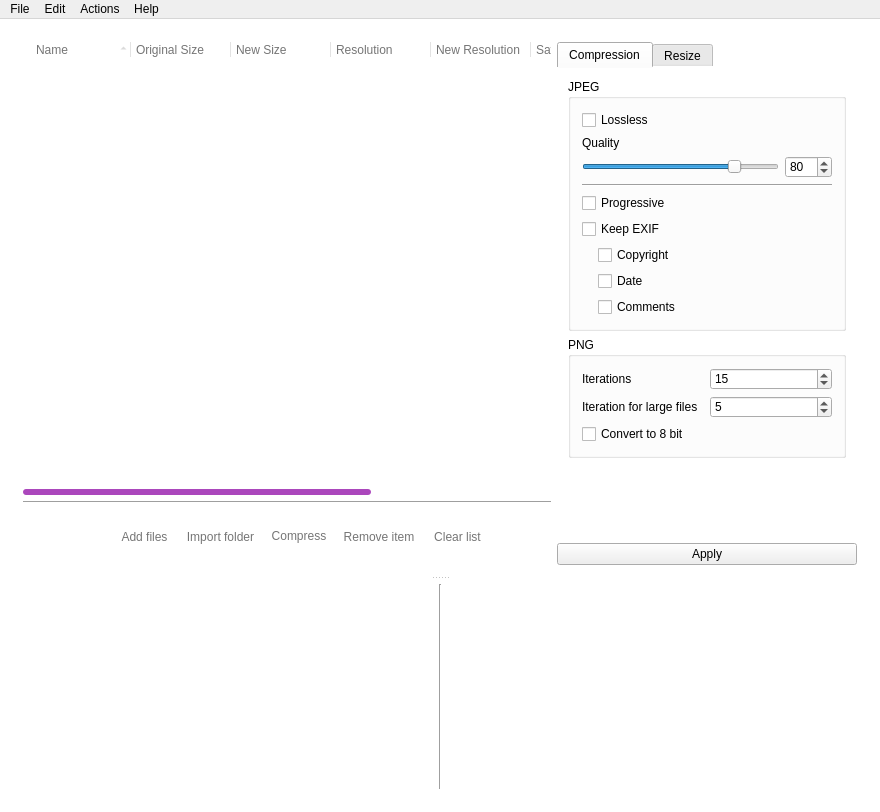
Old version of the form src/caesium.ui in the repository Lymphatus/caesium-image-compressor.
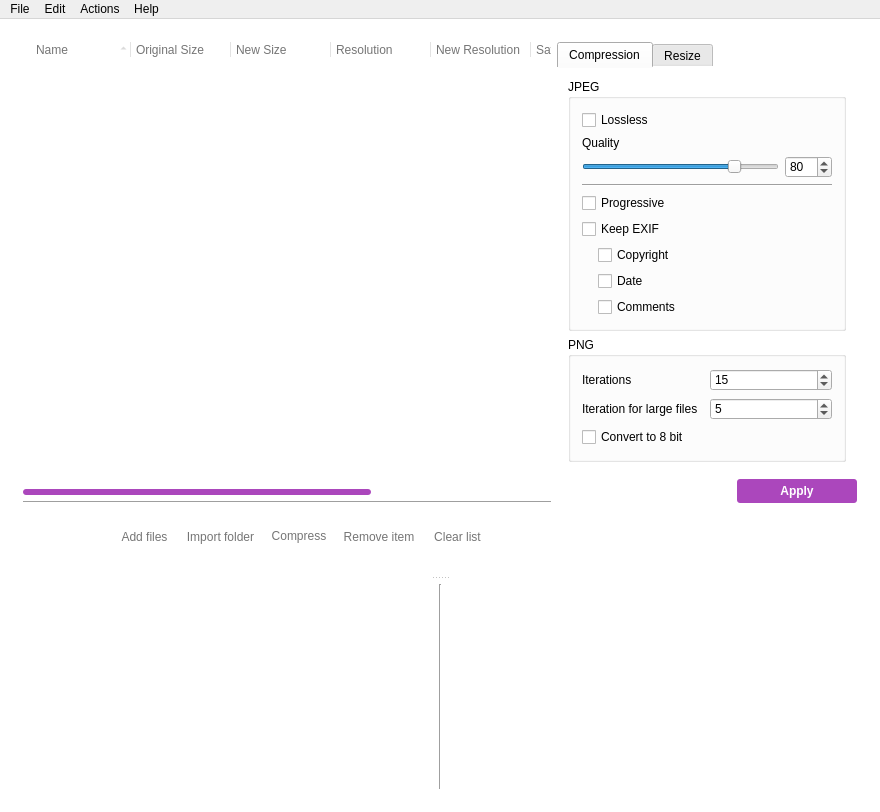
New version of the form. Icons and pictures are not drawn. Custom widgets are drawn as their Qt base class.

```diff
--- a/src/caesium.ui
+++ b/src/caesium.ui
@@ -147,6 +147,18 @@
 
 QTabWidget::pane {
     border: none;
+}
+
+QPushButton {
+	background-color: #AB47BC;
+	color: #FFFFFF;
+	padding: 5px;
+	border-radius: 3px;
+}
+
+QPushButton:hover {
+	background-color: #AB47BC;
+	color: #FFFFFF;
 }</string>
   </property>
   <property name="locale">
@@ -421,19 +433,6 @@
                 <zorder>iterationsLargeSpinBox</zorder>
                </widget>
               </item>
-              <item>
-               <spacer name="verticalSpacer">
-                <property name="orientation">
-                 <enum>Qt::Vertical</enum>
-                </property>
-                <property name="sizeHint" stdset="0">
-                 <size>
-                  <width>20</width>
-                  <height>40</height>
-                 </size>
-                </property>
-               </spacer>
-              </item>
              </layout>
             </widget>
             <widget class="QWidget" name="resizeTab">
@@ -555,11 +554,62 @@
            </widget>
           </item>
           <item>
-           <widget class="QPushButton" name="applyButton">
-            <property name="text">
-             <string>Apply</string>
+           <layout class="QHBoxLayout" name="horizontalLayout_3">
+            <item>
+             <spacer name="horizontalSpacer_6">
+              <property name="orientation">
+               <enum>Qt::Horizontal</enum>
+              </property>
+              <property name="sizeType">
+               <enum>QSizePolicy::Fixed</enum>
+              </property>
+              <property name="sizeHint" stdset="0">
+               <size>
+                <width>180</width>
+                <height>20</height>
+               </size>
+              </property>
+             </spacer>
+            </item>
+            <item>
+             <widget class="QPushButton" name="applyButton">
+              <property name="sizePolicy">
+               <sizepolicy hsizetype="Preferred" vsizetype="Fixed">
+                <horstretch>0</horstretch>
+                <verstretch>0</verstretch>
+               </sizepolicy>
+              </property>
+              <property name="font">
+               <font>
+                <weight>75</weight>
+                <bold>true</bold>
+               </font>
+              </property>
+              <property name="cursor">
+               <cursorShape>PointingHandCursor</cursorShape>
+              </property>
+              <property name="text">
+               <string>Apply</string>
+              </property>
+              <property name="flat">
+               <bool>false</bool>
+              </property>
+             </widget>
+            </item>
+           </layout>
+          </item>
+          <item>
+           <spacer name="verticalSpacer">
+            <property name="orientation">
+             <enum>Qt::Vertical</enum>
             </property>
-           </widget>
+            <property name="sizeHint" stdset="0">
+             <size>
+              <width>20</width>
+              <height>40</height>
+             </size>
+            </property>
+           </spacer>
           </item>
          </layout>
         </item>
```
Left out of the diff: 8 changed lines with no effect on the pictures.
